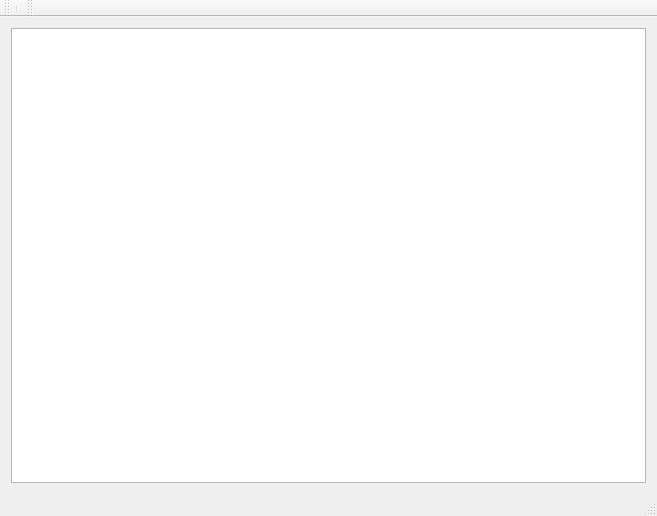
This is mainwindow.ui in Wiewiogr/WykresyProjekt as Qt 5 draws it before an edit. The edited form follows.
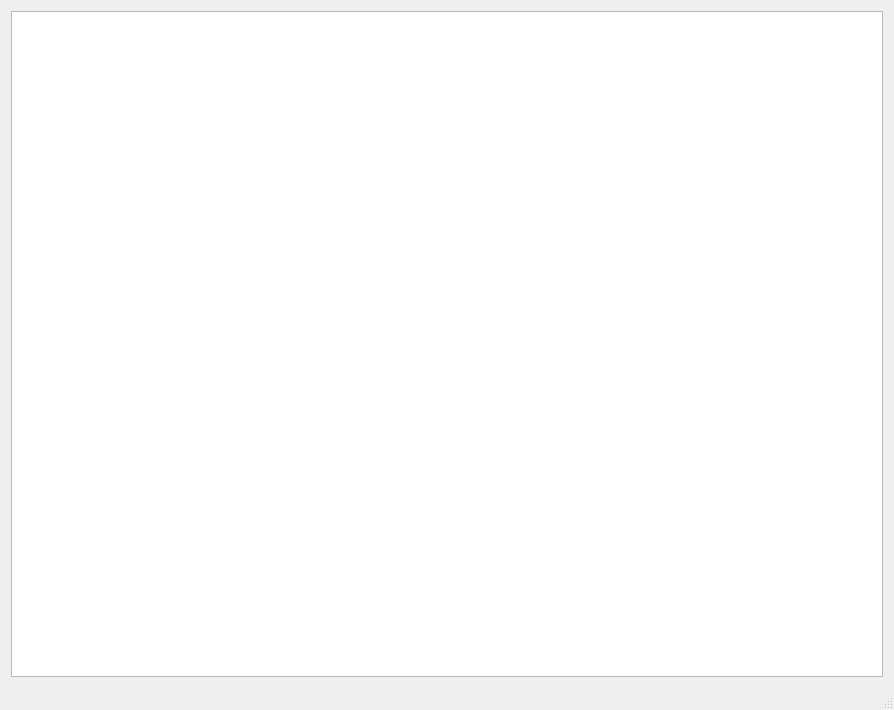
This is the edited form.

```diff
--- a/mainwindow.ui
+++ b/mainwindow.ui
@@ -6,8 +6,8 @@
    <rect>
     <x>0</x>
     <y>0</y>
-    <width>657</width>
-    <height>516</height>
+    <width>894</width>
+    <height>710</height>
    </rect>
   </property>
   <property name="windowTitle">
@@ -32,28 +32,11 @@
      <height>19</height>
     </rect>
    </property>
-  </widget>
-  <widget class="QToolBar" name="mainToolBar">
-   <attribute name="toolBarArea">
-    <enum>TopToolBarArea</enum>
-   </attribute>
-   <attribute name="toolBarBreak">
+   <property name="nativeMenuBar">
     <bool>false</bool>
-   </attribute>
-   <addaction name="separator"/>
+   </property>
   </widget>
   <widget class="QStatusBar" name="statusBar"/>
-  <widget class="QToolBar" name="toolBar">
-   <property name="windowTitle">
-    <string>toolBar</string>
-   </property>
-   <attribute name="toolBarArea">
-    <enum>TopToolBarArea</enum>
-   </attribute>
-   <attribute name="toolBarBreak">
-    <bool>false</bool>
-   </attribute>
-  </widget>
  </widget>
  <layoutdefault spacing="6" margin="11"/>
  <resources/>
```
Left out of the diff: 2 changed lines with no effect on the pictures.
